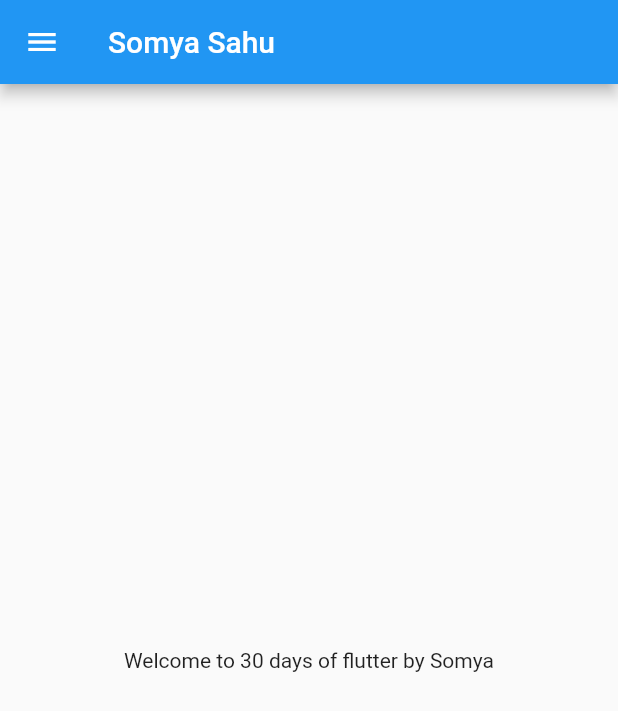
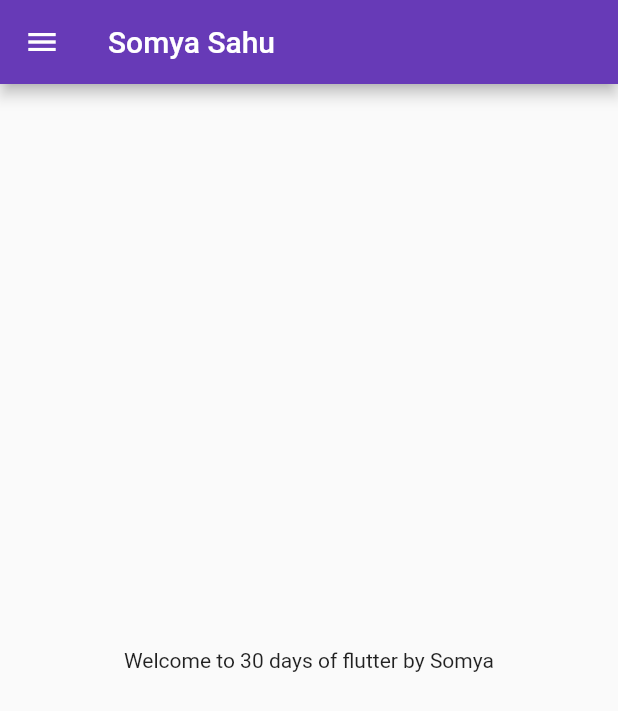
Before and after one commit to SomyaRanjanSahu/Catalog-App, a Flutter app: the screen it shows after launch, on a phone screen of 412 x 824 dp. Shown: the top 711 px of the screen. Run offline on Flutter 3.47's test engine with Material 2 defaults, Android fonts, the phone set to English and light mode, and no system bars.

Commit message:
Day 3 completed

```diff
--- a/lib/main.dart
+++ b/lib/main.dart
@@ -1,5 +1,6 @@
 import 'package:flutter/material.dart';
-import 'package:flutter_catalog/home_page.dart'; // Importing material dart package
+import 'package:flutter_catalog/pages/home_page.dart';
+import 'package:flutter_catalog/pages/login_page.dart'; // Importing material dart package
 
 void main() {
   runApp(MyApp()); // runs the widgets of the app
@@ -9,7 +10,16 @@ class MyApp extends StatelessWidget {
   @override
   Widget build(BuildContext context) {
     return MaterialApp(
-      home: HomePage(),
+      // home: HomePage(),
+      themeMode: ThemeMode.light,
+      theme: ThemeData(primarySwatch: Colors.deepPurple), // for light theme
+      darkTheme: ThemeData(brightness: Brightness.dark), // for dark theme
+      initialRoute: "/home", // to run 'homepage' in the beginning
+      routes: {
+        "/": (context) => LoginPage(), // initial route
+        "/home": (context) => HomePage(),
+        "/login": (context) => LoginPage()
+      },
     );
   }
 }
```
Also changed, not shown: lib/pages/login_page.dart (added, +19 -0 lines), lib/pages/home_page.dart (renamed from lib/home_page.dart).
